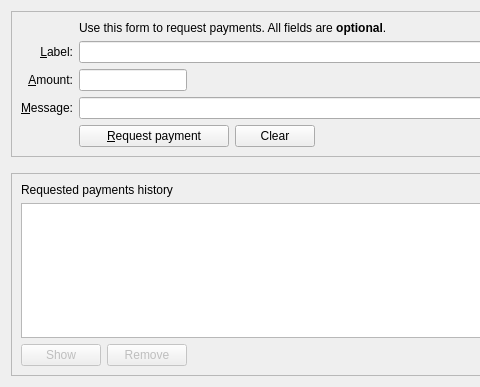
vkaxproject/vkax, file src/qt/forms/receivecoinsdialog.ui: the form before one commit; both pictures show x 0 to 480 and y 0 to 387 of the 776 by 387 pixel window.
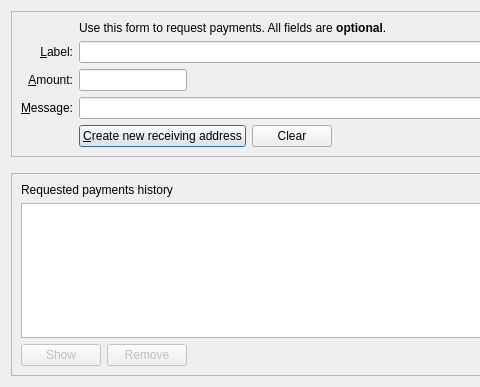
The form after the commit. Custom widgets are drawn as their Qt base class.

Patch:
```diff
--- a/src/qt/forms/receivecoinsdialog.ui
+++ b/src/qt/forms/receivecoinsdialog.ui
@@ -1,7 +1,7 @@
 <?xml version="1.0" encoding="UTF-8"?>
 <ui version="4.0">
  <class>ReceiveCoinsDialog</class>
- <widget class="QWidget" name="ReceiveCoinsDialog">
+ <widget class="QDialog" name="ReceiveCoinsDialog">
   <property name="geometry">
    <rect>
     <x>0</x>
@@ -108,7 +108,13 @@
              </size>
             </property>
             <property name="text">
-             <string>&amp;Request payment</string>
+             <string>&amp;Create new receiving address</string>
+            </property>
+            <property name="autoDefault">
+             <bool>false</bool>
+            </property>
+            <property name="default">
+             <bool>true</bool>
             </property>
            </widget>
           </item>
```
